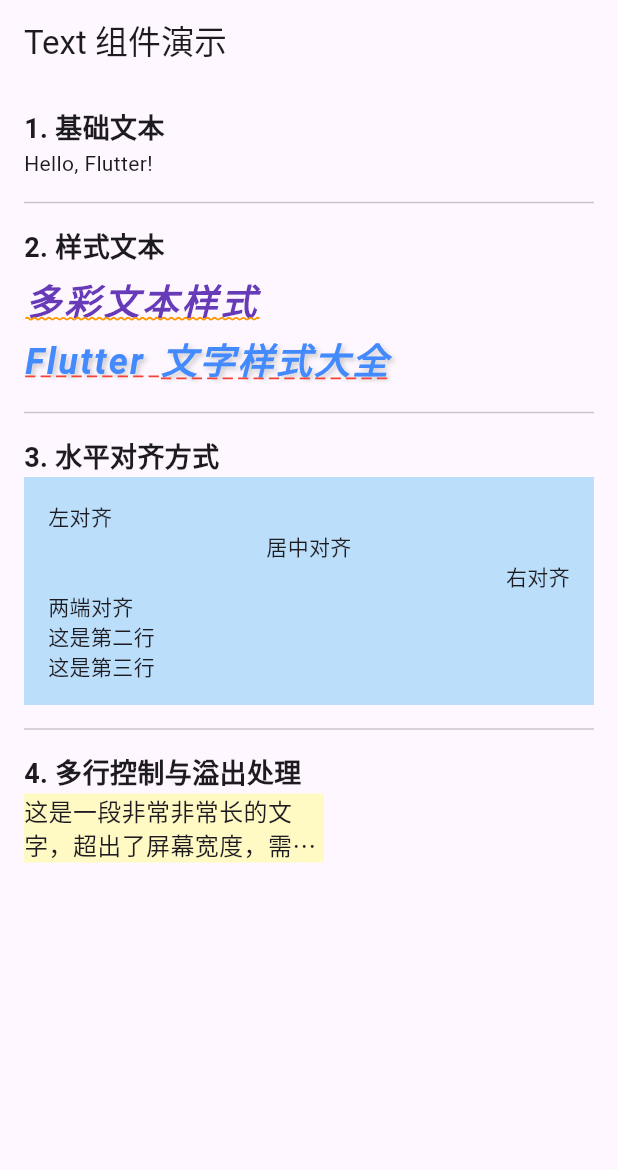
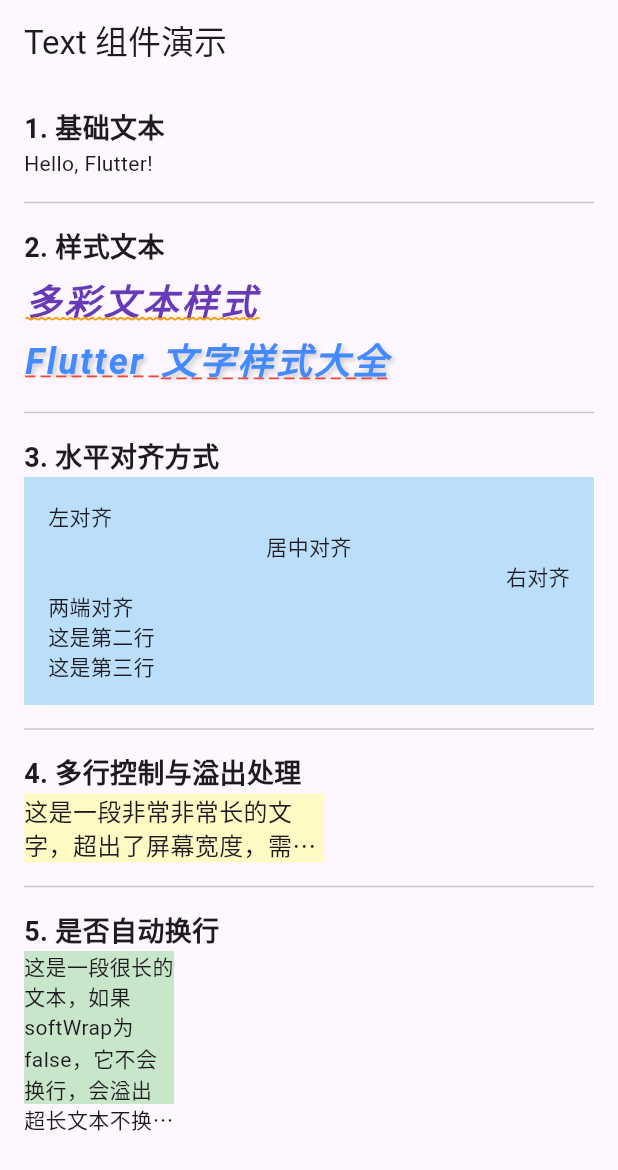
Before and after one commit to congwiny/flutter_study, a Flutter app: the screen it shows after launch, on a phone screen of 412 x 824 dp. Shown: the top 1170 px of the screen. Run offline on Flutter 3.47's test engine with Material 3 defaults, Android fonts, the phone set to English and light mode, and no system bars; Roboto replaces fonts that are missing (MaShanZheng).

Commit message:
Text组件：softWrap 是否自动换行（默认 true）

```diff
--- a/hello_world/lib/widget/text.dart
+++ b/hello_world/lib/widget/text.dart
@@ -101,6 +101,31 @@ class TextDemoPage extends StatelessWidget {
                 style: TextStyle(fontSize: 16),
               ),
             ),
+
+            const Divider(height: 32),
+            // 5. 是否自动换行
+            const Text(
+              '5. 是否自动换行',
+              style: TextStyle(fontSize: 18, fontWeight: FontWeight.bold),
+            ),
+            Container(
+              width: 100,
+              color: Colors.green[100],
+              child: Text(
+                '这是一段很长的文本，如果softWrap为false，它不会换行，会溢出',
+                //softWrap —— 是否自动换行（默认 true）
+                softWrap: true,
+              ),
+            ),
+
+            Container(
+              width: 100,
+              child: Text(
+                '超长文本不换行，overflow: TextOverflow.ellipsis',
+                softWrap: false, // false：强制不换行
+                overflow: TextOverflow.ellipsis, //用...表示省略
+              ),
+            ),
           ],
         ),
       ),
```
